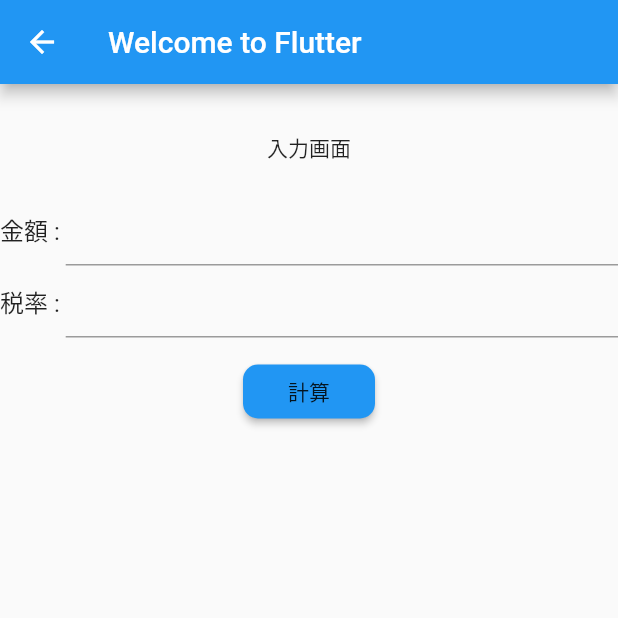
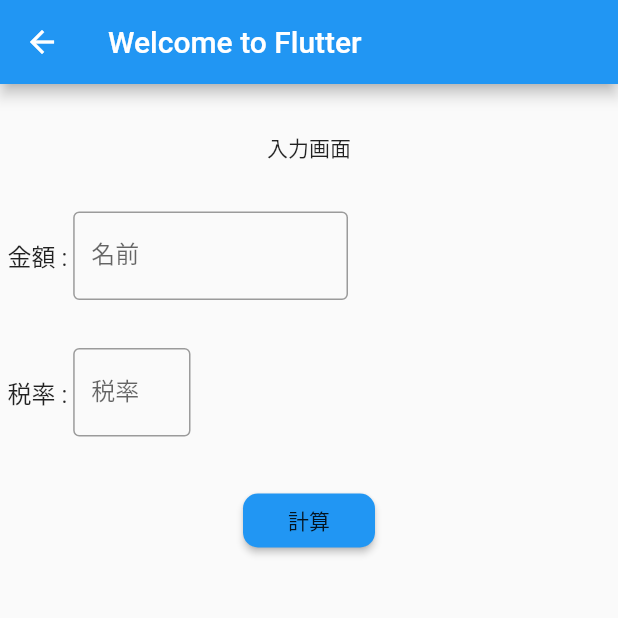
Before and after one commit to sigu-qucnd/-consumption-for-flutter, a Flutter app: the Consumption screen opened by its route, after a tap on "計算", on a phone screen of 412 x 824 dp, the top half of it. Run offline on Flutter 3.47's test engine with Material 2 defaults, Android fonts, the phone set to English and light mode, and no system bars.

Commit message:
create page rojix #3

```diff
--- a/lib/consumption.dart
+++ b/lib/consumption.dart
@@ -1,4 +1,5 @@
 import 'package:flutter/material.dart';
+import 'package:flutter/services.dart';
 
 
 class Consumption extends StatelessWidget {
@@ -8,12 +9,35 @@ class Consumption extends StatelessWidget {
         appBar: AppBar(
           title: const Text('Welcome to Flutter'),
         ),
-          body:Column(
+        body:MyCustomForm(),
+
+        );
+    }
+}
+
+class MyCustomForm extends StatefulWidget {
+  @override
+  MyCustomFormState createState() {
+    return MyCustomFormState();
+  }
+}
+
+class MyCustomFormState extends State<MyCustomForm> {
+  final myController = TextEditingController();
+  final consumController = TextEditingController();
+
+  MyCustomFormState();
+  @override
+  Widget build(BuildContext context) {
+    return Column(
       children: <Widget>[
         Container(
           padding: EdgeInsets.only(top: 32,bottom:20),
           child: Text('入力画面'),
         ),
+        Container(
+          padding: EdgeInsets.only(top: 12,bottom:20,right: 180,left: 5),
+          child:
           Column(
               children: <Widget>[
                 Row(
@@ -23,12 +47,23 @@ class Consumption extends StatelessWidget {
                         style: TextStyle(fontSize: 16),
                       ),
                       Flexible(
-                          child:TextField(keyboardType: TextInputType.number,)
-                        )
+                          child:TextFormField(
+                            controller: myController,
+                            inputFormatters: [
+                              LengthLimitingTextInputFormatter(12),
+                              WhitelistingTextInputFormatter.digitsOnly,
+                            ],
+                            decoration: InputDecoration(labelText: '名前', border: OutlineInputBorder()),
+                            keyboardType: TextInputType.number,
+                          )                        )
                     ]
                 )
               ]
           ),
+        ),
+        Container(
+          padding: EdgeInsets.only(top: 12,bottom:20,right: 285,left: 5),
+          child:
           Column(
               children: <Widget>[
                 Row(
@@ -38,11 +73,20 @@ class Consumption extends StatelessWidget {
                         style: TextStyle(fontSize: 16),
                       ),
                       Flexible(
-                              child:TextField(keyboardType: TextInputType.number,)
+                          child:TextFormField(
+                            controller: consumController,
+                            inputFormatters: [
+                              LengthLimitingTextInputFormatter(3),
+                              WhitelistingTextInputFormatter.digitsOnly,
+                            ],
+                            decoration: InputDecoration(labelText: '税率', border: OutlineInputBorder()),
+                            keyboardType: TextInputType.number,
+                          )
                       )
                     ]
                 )
               ]
+          ),
         ),
         Container(
           padding: EdgeInsets.only(top: 12,bottom:20),
@@ -52,12 +96,48 @@ class Consumption extends StatelessWidget {
             shape: RoundedRectangleBorder(
               borderRadius: BorderRadius.circular(10.0),
             ),
-                  onPressed: () {},
+            onPressed: () {
+              String _money;
+              String _consumption;
+              int _moneyData;
+              int _consDara;
+              _moneyData = int.parse(myController.text);
+              _consDara = int.parse(consumController.text);
+              _money = _moneyData.toString();
+              _consumption = _consDara.toString();
+
+              double _consWith;
+              _consWith = _consDara.toDouble() / 100;
+              _consWith = _moneyData.toDouble() * _consWith;
+
+              double _consMoneyData;
+              _consMoneyData = _consWith + _moneyData.toDouble();
+
+
+              showDialog(
+                context: context,
+                builder: (_) {
+                  return AlertDialog(
+                    title: Text("計算結果"),
+                    content:Text('金額は$_money円です。'
+                        '\n税率が$_consumption％です。　'
+                        '\n消費税は$_consWith円です。'
+                        '\n税込みの値段は$_consMoneyData円です。'),
+                    actions: <Widget>[
+                      // ボタン領域
+
+                      FlatButton(
+                        child: Text("OK"),
+                        onPressed: () => Navigator.pop(context),
+                      ),
+                    ],
+                  );
+                },
+              );
+            },
           ),
         )
-
       ],
-          )
     );
   }
 }
```
Lines whose indentation alone changed are shown as unchanged.
